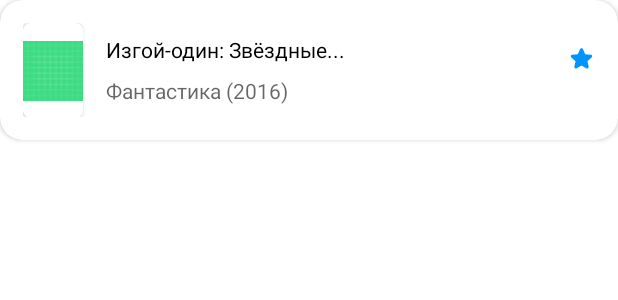
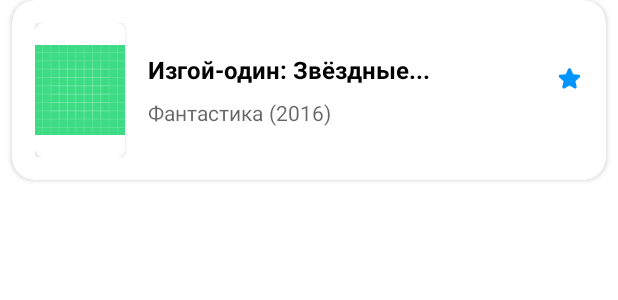
Before and after one commit to Gozzi-G/Prudnikov, an Android app: the layout item_movie_favourite.xml on its own in the app's theme, with its tools: preview values and no code run, on a phone screen of 412 x 824 dp. Shown: the top 300 px of the screen. Run offline under Robolectric (Android 15) with nearby library versions, the phone set to English and light mode, and no system bars.

Commit message:
Add navigation from favourite

```diff
--- a/app/src/main/java/com/pr/moviekp/base/BaseFragment.kt
+++ b/app/src/main/java/com/pr/moviekp/base/BaseFragment.kt
@@ -33,4 +33,8 @@ abstract class BaseFragment(@LayoutRes layoutId: Int) : Fragment(layoutId) {
         (activity as? MainActivity)?.supportActionBar?.title = title
     }
 
+    fun setHomeButtonEnabled(enable: Boolean) {
+        (activity as? MainActivity)?.supportActionBar?.setDisplayHomeAsUpEnabled(enable)
+    }
+
 }
--- a/app/src/main/java/com/pr/moviekp/domain/models/MovieItem.kt
+++ b/app/src/main/java/com/pr/moviekp/domain/models/MovieItem.kt
@@ -10,7 +10,7 @@ data class FilmItem(
     val genres: String,
     val year: String,
     val posterUrl: String,
-    val countries: String,
+    val countries: String = "",
     val isFavourite: Boolean,
     val description: String = ""
 ) : Parcelable
--- a/app/src/main/java/com/pr/moviekp/domain/repositories/MovieRepository.kt
+++ b/app/src/main/java/com/pr/moviekp/domain/repositories/MovieRepository.kt
@@ -8,5 +8,6 @@ interface MovieRepository {
     suspend fun getFilmList(): Flow<List<FilmItem>>
     suspend fun getFilmDetailInfo(id: String): Flow<FilmItem>
     suspend fun addToFavourite(filmItem: FilmItem)
+    suspend fun removeFromFavourite(filmItem: FilmItem)
 
 }
--- a/app/src/main/java/com/pr/moviekp/presentation/movies/movies/detail/MovieDetailFragment.kt
+++ b/app/src/main/java/com/pr/moviekp/presentation/movies/movies/detail/MovieDetailFragment.kt
@@ -42,6 +42,9 @@ class MovieDetailFragment : BaseFragment(R.layout.fragment_movie_detail) {
 
     override fun onViewCreated(view: View, savedInstanceState: Bundle?) {
         super.onViewCreated(view, savedInstanceState)
+        isBottomNavigationVisible = false
+        setToolbarTitle(null)
+        setHomeButtonEnabled(true)
         initViewState()
         setObservers()
     }
@@ -67,7 +70,6 @@ class MovieDetailFragment : BaseFragment(R.layout.fragment_movie_detail) {
                     viewState.error()
                 }
             }
-            isBottomNavigationVisible = state is StateLCE.Content
         }
 
     }
--- a/app/src/main/java/com/pr/moviekp/presentation/movies/movies/list/MovieListFragment.kt
+++ b/app/src/main/java/com/pr/moviekp/presentation/movies/movies/list/MovieListFragment.kt
@@ -38,6 +38,7 @@ class MovieListFragment : BaseFragment(R.layout.fragment_movie_list) {
         initViewState()
         setupRecyclerView()
         setupObservers()
+        viewModel.onViewCreated()
     }
 
     private fun initViewState() {
@@ -104,7 +105,7 @@ class MovieListFragment : BaseFragment(R.layout.fragment_movie_list) {
             else -> 1
         }
         binding.rvContent.layoutManager = GridLayoutManager(activity, columnsQuantity)
-
+        rv.itemAnimator = null
     }
 
     private fun setupMenu() {
--- a/app/src/main/java/com/pr/moviekp/presentation/movies/movies/list/adapter/FilmItemViewHolder.kt
+++ b/app/src/main/java/com/pr/moviekp/presentation/movies/movies/list/adapter/FilmItemViewHolder.kt
@@ -33,6 +33,7 @@ class FilmItemViewHolder(
     private fun setViews() {
         binding.tvTitle.text = item.title
         binding.tvGenre.text = item.genres
+        binding.tvYear.text = itemView.context.getString(R.string.film_year, item.year)
 
         Glide.with(binding.root.context)
             .load(item.posterUrl)
--- a/app/src/main/java/com/pr/moviekp/presentation/movies/movies/list/adapter/FilmItemViewHolderFavourite.kt
+++ b/app/src/main/java/com/pr/moviekp/presentation/movies/movies/list/adapter/FilmItemViewHolderFavourite.kt
@@ -33,6 +33,7 @@ class FilmItemViewHolderFavourite(
     private fun setViews() {
         binding.tvTitle.text = item.title
         binding.tvGenre.text = item.genres
+        binding.tvYear.text = itemView.context.getString(R.string.film_year, item.year)
 
         Glide.with(binding.root.context)
             .load(item.posterUrl)
--- a/app/src/main/res/layout/fragment_movie_detail.xml
+++ b/app/src/main/res/layout/fragment_movie_detail.xml
@@ -40,7 +40,7 @@
                 android:layout_width="match_parent"
                 android:layout_height="?attr/actionBarSize"
                 android:background="@null"
-                android:theme="@style/ThemeOverlay.AppCompat.Dark.ActionBar"
+                android:theme="@style/Theme.MovieKP"
                 app:popupTheme="@style/ThemeOverlay.AppCompat.Light"
                 tools:title="Title" />
 
--- a/app/src/main/res/layout/item_movie_favourite.xml
+++ b/app/src/main/res/layout/item_movie_favourite.xml
@@ -3,8 +3,9 @@
     xmlns:card_view="http://schemas.android.com/apk/res-auto"
     xmlns:tools="http://schemas.android.com/tools"
     android:layout_width="match_parent"
-    android:layout_height="93dp"
+    android:layout_height="120dp"
     android:layout_marginBottom="12dp"
+    android:layout_marginHorizontal="8dp"
     android:clickable="true"
     android:elevation="8dp"
     card_view:cardCornerRadius="15dp">
@@ -12,12 +13,13 @@
     <LinearLayout
         android:layout_width="match_parent"
         android:layout_height="match_parent"
+        android:gravity="center_vertical"
         android:orientation="horizontal"
         android:padding="15dp">
 
         <androidx.cardview.widget.CardView
-            android:layout_width="40dp"
-            android:layout_height="63dp"
+            android:layout_width="60dp"
+            android:layout_height="match_parent"
             card_view:cardCornerRadius="5dp">
 
             <ImageView
@@ -42,6 +44,8 @@
                 android:layout_height="wrap_content"
                 android:layout_gravity="start"
                 android:layout_marginStart="15dp"
+                android:textSize="16sp"
+                android:textStyle="bold"
                 android:ellipsize="end"
                 android:maxLines="1"
                 android:textColor="@color/black"
@@ -51,6 +55,11 @@
                 android:layout_width="match_parent"
                 android:layout_height="8dp" />
 
+            <LinearLayout
+                android:layout_width="match_parent"
+                android:layout_height="wrap_content"
+                android:orientation="horizontal">
+
                 <TextView
                     android:id="@+id/tvGenre"
                     android:layout_width="wrap_content"
@@ -58,8 +67,22 @@
                     android:layout_gravity="start"
                     android:layout_marginStart="15dp"
                     android:ellipsize="end"
+                    android:textSize="14sp"
                     android:textColor="#99000000"
-                tools:text="Фантастика (2016)" />
+                    tools:text="Фантастика" />
+
+                <TextView
+                    android:id="@+id/tvYear"
+                    android:layout_width="wrap_content"
+                    android:layout_height="wrap_content"
+                    android:layout_gravity="start"
+                    android:layout_marginStart="4dp"
+                    android:ellipsize="end"
+                    android:textSize="14sp"
+                    android:textColor="#99000000"
+                    tools:text="(2016)" />
+
+            </LinearLayout>
 
         </LinearLayout>
 
@@ -69,6 +92,7 @@
             android:layout_width="wrap_content"
             android:layout_height="wrap_content"
             android:layout_marginBottom="8dp"
+            android:layout_marginStart="16dp"
             android:src="@drawable/star"
             />
 
--- a/app/src/main/res/values/strings.xml
+++ b/app/src/main/res/values/strings.xml
@@ -5,4 +5,5 @@
 
     <string name="error">Произошла ошибка при загрузке данных</string>
     <string name="error_view_reload">Повторить</string>
+    <string name="film_year">(%1$s)</string>
 </resources>
--- a/app/src/main/res/values/themes.xml
+++ b/app/src/main/res/values/themes.xml
@@ -28,5 +28,7 @@
         <item name="android:windowLightStatusBar">
             true
         </item>
+
+        <item name="colorControlNormal">@color/bluePrimary</item>
     </style>
 </resources>
```
Also changed, not shown: app/src/main/java/com/pr/moviekp/data/mapper/FilmMapper.kt (+6 -3 lines), app/src/main/java/com/pr/moviekp/data/repositories/MovieRepositoryImpl.kt (+12 -1 lines), app/src/main/java/com/pr/moviekp/presentation/movies/movies/favourite/FavouriteMovieFragment.kt (+6 -2 lines), app/src/main/java/com/pr/moviekp/presentation/movies/movies/favourite/FavouriteMovieViewModel.kt (+24 -0 lines), app/src/main/java/com/pr/moviekp/presentation/movies/movies/list/MovieListViewModel.kt (+4 -7 lines), app/src/main/res/layout/item_movie.xml (+28 -4 lines), app/src/main/res/navigation/favourite.xml (+9 -1 lines). Lines whose indentation alone changed are shown as unchanged.
